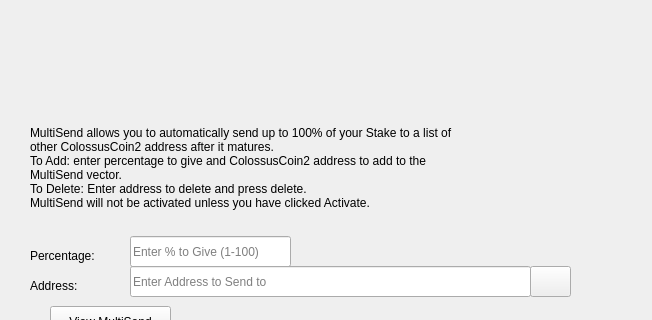
Fly-coin/Fly-coin, file src/qt/forms/charitydialog.ui: the form before one commit; both pictures show x 0 to 652 and y 104 to 424 of the 652 by 538 pixel window.
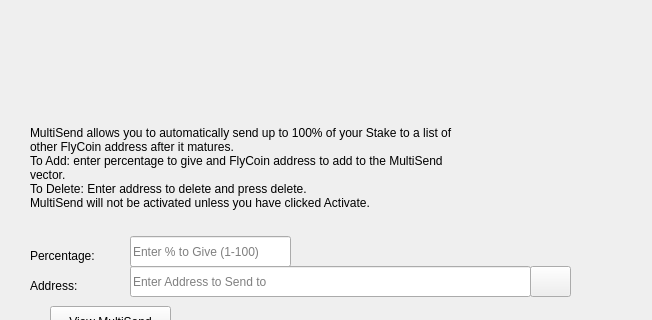
The form after the commit. Icons and pictures are not drawn.

What changed in the file:
```diff
--- a/src/qt/forms/charitydialog.ui
+++ b/src/qt/forms/charitydialog.ui
@@ -61,8 +61,8 @@
     <number>1</number>
    </property>
    <property name="text">
-    <string>MultiSend allows you to automatically send up to 100% of your Stake to a list of other ColossusCoin2 address after it matures.
-To Add: enter percentage to give and ColossusCoin2 address to add to the MultiSend vector. 
+    <string>MultiSend allows you to automatically send up to 100% of your Stake to a list of other FlyCoin address after it matures.
+To Add: enter percentage to give and FlyCoin address to add to the MultiSend vector. 
 To Delete: Enter address to delete and press delete.
 MultiSend will not be activated unless you have clicked Activate.</string>
    </property>
```
